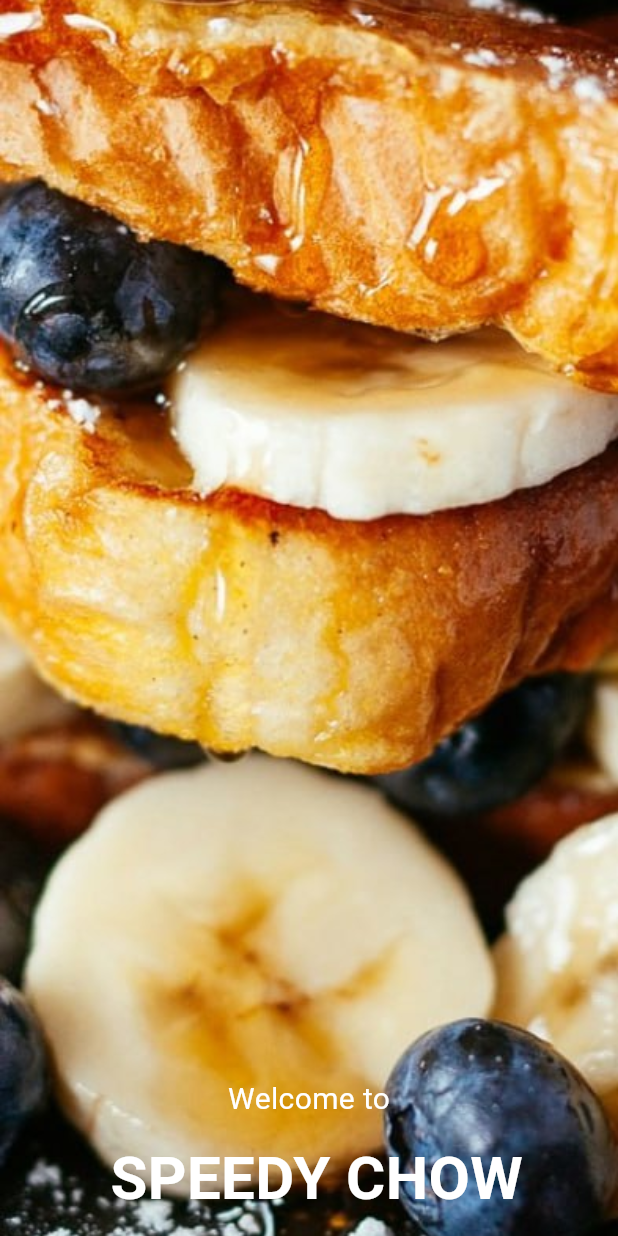
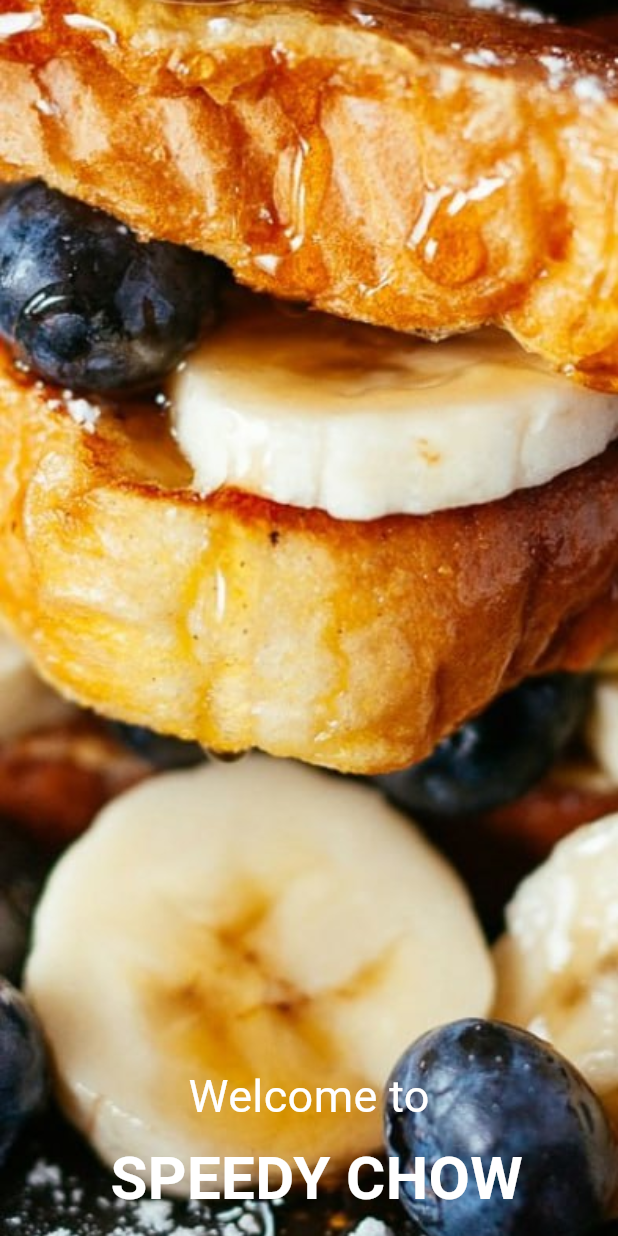
Before and after one commit to mahsgit/a2sv_assessment, a Flutter app: the first screen one second after launch, on a phone screen of 412 x 824 dp. Run offline on Flutter 3.47's test engine with Material 3 defaults, Android fonts, the phone set to English and light mode, and no system bars; our stand-ins replace bloc, dartz, equatable, flutter_bloc, get_it, google_fonts and 2 more; network calls fail.

```diff
--- a/flutter_app/lib/feature/food/presentaion/pages/splash.dart
+++ b/flutter_app/lib/feature/food/presentaion/pages/splash.dart
@@ -16,7 +16,7 @@ class _SplashState extends State<Splash> {
   }
 
   void _navigateToNextScreen() async {
-    await Future.delayed(Duration(seconds: 10));
+    await Future.delayed(Duration(seconds: 2));
     Navigator.pushReplacementNamed(context, '/');
   }
 
@@ -43,11 +43,11 @@ class _SplashState extends State<Splash> {
                   style: GoogleFonts.caveatBrush(
                     textStyle: TextStyle(
                       color: Colors.white,
-                      fontSize: 20,
+                      fontSize: 30,
                     ),
                   ),
                 ),
-                SizedBox(height: 10),
+                SizedBox(height: 5),
                 Text(
                   " SPEEDY CHOW",
                   style: GoogleFonts.caveatBrush(
```
Also changed, not shown: cart.jpg (added), detail.jpg (added), flutter_app/images/cart.jpg (added), flutter_app/images/detail.jpg (added), flutter_app/images/home.jpg (added), home.jpg (added), 1 other file.
